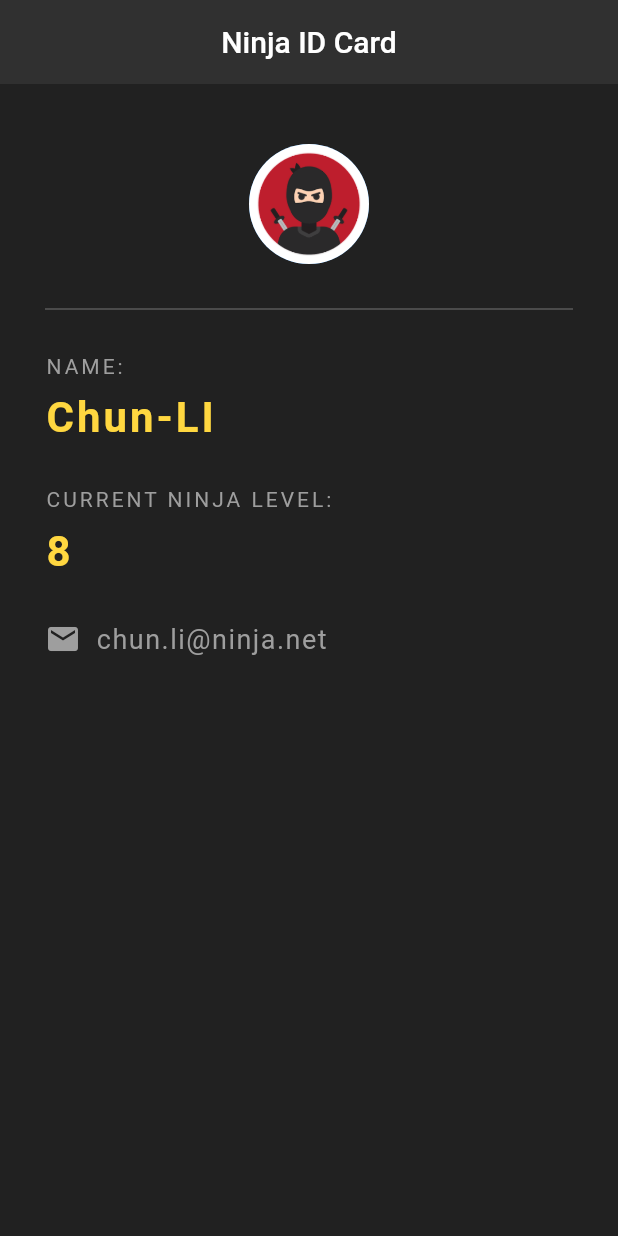
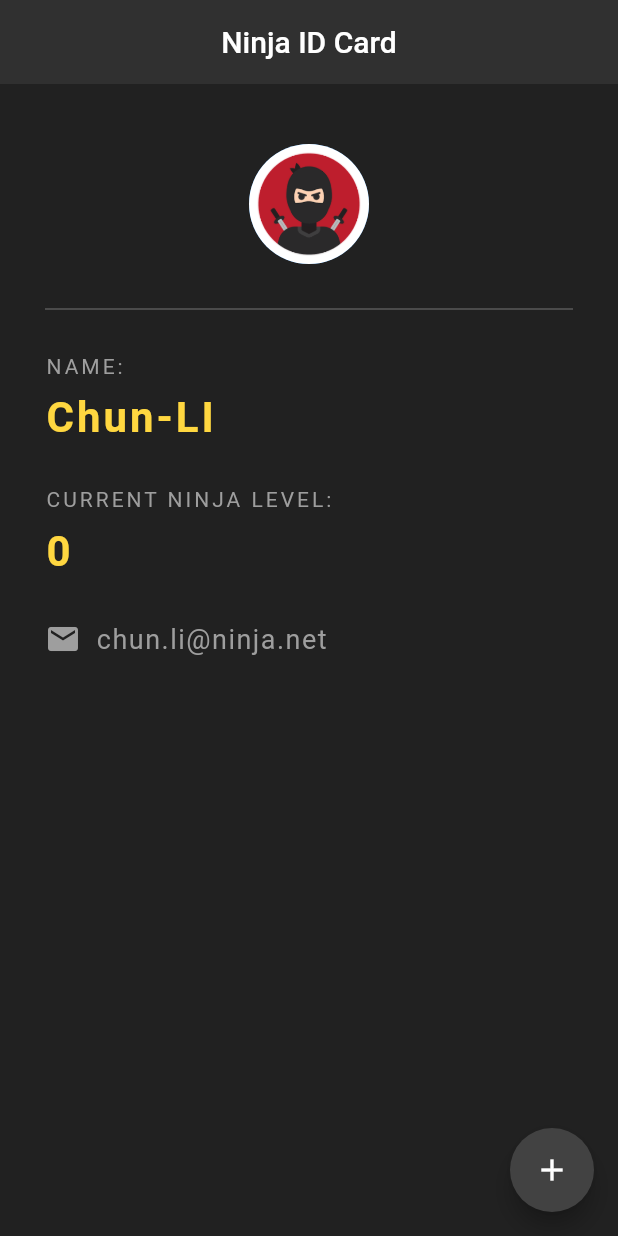
Before and after one commit to mahdibouaziz/flutter-learn-ninja, a Flutter app: the screen it shows after launch, on a phone screen of 412 x 824 dp. Run offline on Flutter 3.47's test engine with Material 2 defaults, Android fonts, the phone set to English and light mode, and no system bars.

```diff
--- a/lib/main.dart
+++ b/lib/main.dart
@@ -2,8 +2,35 @@ import 'package:flutter/material.dart';
 
 void main() => runApp(const MaterialApp(home: NinjaCard()));
 
-class NinjaCard extends StatelessWidget {
+
+// Example of stateful widget
+
+// class Test extends StatefulWidget {
+//   const Test({Key? key}) : super(key: key);
+//
+//   @override
+//   _TestState createState() => _TestState();
+// }
+//
+// class _TestState extends State<Test> {
+//   @override
+//   Widget build(BuildContext context) {
+//     return Container();
+//   }
+// }
+
+
+
+class NinjaCard extends StatefulWidget {
   const NinjaCard({Key? key}) : super(key: key);
+
+  @override
+  State<NinjaCard> createState() => _NinjaCardState();
+}
+
+class _NinjaCardState extends State<NinjaCard> {
+
+  int ninjaLevel=0;
 
   @override
   Widget build(BuildContext context) {
@@ -15,6 +42,16 @@ class NinjaCard extends StatelessWidget {
         backgroundColor: Colors.grey[850],
         elevation: 0.0,
       ),
+      floatingActionButton: FloatingActionButton(
+        onPressed: () {
+          setState(() {
+            ninjaLevel++;
+          });
+        },
+        child: const Icon(Icons.add),
+        backgroundColor: Colors.grey[800],
+      )
+        ,
       body: Padding(
         padding: const EdgeInsets.fromLTRB(30.0, 40.0, 30.0, 0.0),
         child: Column(
@@ -51,8 +88,8 @@ class NinjaCard extends StatelessWidget {
                   letterSpacing: 2.0,
                 )),
             const SizedBox(height: 10.0),
-            const Text("8",
-                style: TextStyle(
+            Text("$ninjaLevel",
+                style: const TextStyle(
                   color: Colors.amberAccent,
                   letterSpacing: 2.0,
                   fontSize: 28.0,
@@ -79,3 +116,84 @@ class NinjaCard extends StatelessWidget {
     );
   }
 }
+
+
+
+//Stateless Widget
+// class NinjaCard extends StatelessWidget {
+//   const NinjaCard({Key? key}) : super(key: key);
+//
+//   @override
+//   Widget build(BuildContext context) {
+//     return Scaffold(
+//       backgroundColor: Colors.grey[900],
+//       appBar: AppBar(
+//         title: const Text('Ninja ID Card'),
+//         centerTitle: true,
+//         backgroundColor: Colors.grey[850],
+//         elevation: 0.0,
+//       ),
+//       body: Padding(
+//         padding: const EdgeInsets.fromLTRB(30.0, 40.0, 30.0, 0.0),
+//         child: Column(
+//           mainAxisAlignment: MainAxisAlignment.start,
+//           crossAxisAlignment: CrossAxisAlignment.start,
+//           children: <Widget>[
+//             const Center(
+//               child: CircleAvatar(
+//                 backgroundImage: AssetImage('images/ninja1.png'),
+//                 radius: 40.0,
+//               ),
+//             ),
+//             Divider(
+//               height: 60.0,
+//               color: Colors.grey[600],
+//             ),
+//             const Text("NAME:",
+//                 style: TextStyle(
+//                   color: Colors.grey,
+//                   letterSpacing: 2.0,
+//                 )),
+//             const SizedBox(height: 10.0),
+//             const Text("Chun-LI",
+//                 style: TextStyle(
+//                   color: Colors.amberAccent,
+//                   letterSpacing: 2.0,
+//                   fontSize: 28.0,
+//                   fontWeight: FontWeight.bold,
+//                 )),
+//             const SizedBox(height: 30.0),
+//             const Text("CURRENT NINJA LEVEL:",
+//                 style: TextStyle(
+//                   color: Colors.grey,
+//                   letterSpacing: 2.0,
+//                 )),
+//             const SizedBox(height: 10.0),
+//             const Text("8",
+//                 style: TextStyle(
+//                   color: Colors.amberAccent,
+//                   letterSpacing: 2.0,
+//                   fontSize: 28.0,
+//                   fontWeight: FontWeight.bold,
+//                 )),
+//             const SizedBox(height: 30.0),
+//             Row(
+//               children: const <Widget>[
+//                 Icon(
+//                   Icons.email,
+//                   color: Colors.grey,
+//                 ),
+//                 SizedBox(width: 10.0),
+//                 Text(
+//                   "chun.li@ninja.net",
+//                   style: TextStyle(
+//                       color: Colors.grey, letterSpacing: 1.0, fontSize: 18.0),
+//                 ),
+//               ],
+//             ),
+//           ],
+//         ),
+//       ),
+//     );
+//   }
+// }
```
